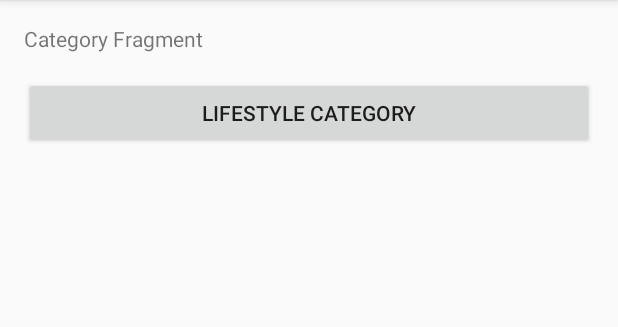
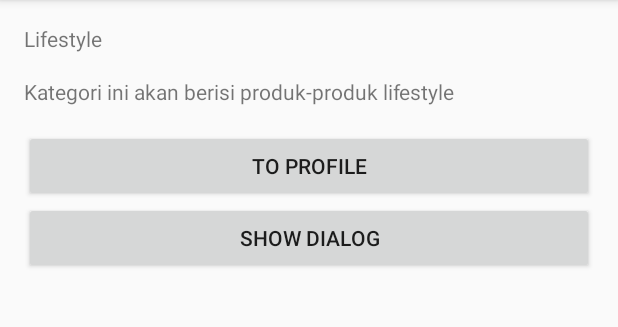
Before and after one commit to ndgspn/dcdng-android-fundamental, an Android app: the fragment CategoryFragment placed in its activity, after a tap on "LIFESTYLE CATEGORY", on a phone screen of 412 x 824 dp, the part 84-411 px from its top. Run offline under Robolectric (Android 15) with nearby library versions, the phone set to English and light mode, and no system bars.

Commit message:
added dialogFragment

```diff
--- a/MyFlexibleFragment/app/src/main/java/com/example/myflexiblefragment/CategoryFragment.kt
+++ b/MyFlexibleFragment/app/src/main/java/com/example/myflexiblefragment/CategoryFragment.kt
@@ -67,6 +67,21 @@ class CategoryFragment : Fragment(), View.OnClickListener {
 
     override fun onClick(view: View) {
         if (view.id == R.id.btn_detail_category) {
+            val mDetailCategoryFragment = DetailCategoryFragment()
+
+            val mBundle = Bundle()
+            mBundle.putString(DetailCategoryFragment.EXTRA_NAME, "Lifestyle")
+            val description = "Kategori ini akan berisi produk-produk lifestyle"
+
+            mDetailCategoryFragment.arguments = mBundle
+            mDetailCategoryFragment.description = description
+
+            val mFragmentManager = fragmentManager
+            mFragmentManager?.beginTransaction()?.apply {
+                replace(R.id.frame_container, mDetailCategoryFragment, DetailCategoryFragment::class.java.simpleName)
+                addToBackStack(null)
+                commit()
+            }
 
         }
     }
--- /dev/null
+++ b/MyFlexibleFragment/app/src/main/java/com/example/myflexiblefragment/DetailCategoryFragment.kt
@@ -0,0 +1,107 @@
+package com.example.myflexiblefragment
+
+import android.os.Bundle
+import androidx.fragment.app.Fragment
+import android.view.LayoutInflater
+import android.view.View
+import android.view.ViewGroup
+import android.widget.Button
+import android.widget.TextView
+import android.widget.Toast
+import kotlinx.android.synthetic.main.fragment_detail_category.*
+import java.security.cert.PKIXRevocationChecker
+
+// TODO: Rename parameter arguments, choose names that match
+// the fragment initialization parameters, e.g. ARG_ITEM_NUMBER
+private const val ARG_PARAM1 = "param1"
+private const val ARG_PARAM2 = "param2"
+
+/**
+ * A simple [Fragment] subclass.
+ * Use the [DetailCategoryFragment.newInstance] factory method to
+ * create an instance of this fragment.
+ */
+class DetailCategoryFragment : Fragment(), View.OnClickListener {
+    // TODO: Rename and change types of parameters
+    private var param1: String? = null
+    private var param2: String? = null
+
+    lateinit var tvCategoryName: TextView
+    lateinit var tvCategoryDescription: TextView
+    lateinit var btnProfile: Button
+    lateinit var btnShowDialog: Button
+
+    var description: String? = null
+
+    companion object {
+        var EXTRA_NAME = "extra_name"
+        var EXTRA_DESCRIPTION = "extra_description"
+    }
+
+    override fun onCreate(savedInstanceState: Bundle?) {
+        super.onCreate(savedInstanceState)
+        arguments?.let {
+            param1 = it.getString(ARG_PARAM1)
+            param2 = it.getString(ARG_PARAM2)
+        }
+    }
+
+    override fun onCreateView(
+        inflater: LayoutInflater, container: ViewGroup?,
+        savedInstanceState: Bundle?
+    ): View? {
+        // Inflate the layout for this fragment
+        return inflater.inflate(R.layout.fragment_detail_category, container, false)
+    }
+
+    override fun onViewCreated(view: View, savedInstanceState: Bundle?) {
+        super.onViewCreated(view, savedInstanceState)
+        tvCategoryName = view.findViewById(R.id.tv_category_name)
+        tvCategoryDescription = view.findViewById(R.id.tv_category_description)
+        btnProfile = view.findViewById(R.id.btn_profile)
+        btnShowDialog = view.findViewById(R.id.btn_show_dialog)
+
+        btnProfile.setOnClickListener(this)
+        btnShowDialog.setOnClickListener(this)
+    }
+
+
+    override fun onClick(view: View) {
+        when (view.id) {
+            R.id.btn_profile -> {
+
+            }
+
+            R.id.btn_show_dialog -> {
+                val mOptionDialogFragment = OptionDialogFragment()
+                val mFragmentManager = childFragmentManager
+                mOptionDialogFragment.show(mFragmentManager, OptionDialogFragment::class.java.simpleName)
+
+
+            }
+
+        }
+    }
+
+    override fun onActivityCreated(savedInstanceState: Bundle?) {
+        super.onActivityCreated(savedInstanceState)
+
+        if (savedInstanceState != null) {
+            val descFromBundle = savedInstanceState.getString(EXTRA_DESCRIPTION)
+            description = descFromBundle
+        }
+
+        if (arguments != null) {
+            val categoryName = arguments?.getString(EXTRA_NAME)
+            tv_category_name.text = categoryName
+            tv_category_description.text = description
+        }
+    }
+
+    internal var optionDialogListener: OptionDialogFragment.OnOptionDialogListener =
+        object : OptionDialogFragment.OnOptionDialogListener {
+            override fun onOptionChosen(text: String?) {
+                Toast.makeText(activity, text, Toast.LENGTH_SHORT).show()
+            }
+        }
+}
--- /dev/null
+++ b/MyFlexibleFragment/app/src/main/res/layout/fragment_detail_category.xml
@@ -0,0 +1,35 @@
+<?xml version="1.0" encoding="utf-8"?>
+<LinearLayout xmlns:android="http://schemas.android.com/apk/res/android"
+    xmlns:tools="http://schemas.android.com/tools"
+    android:layout_width="match_parent"
+    android:layout_height="match_parent"
+    android:orientation="vertical"
+    android:padding="16dp"
+    tools:context=".DetailCategoryFragment">
+
+    <TextView
+        android:id="@+id/tv_category_name"
+        android:layout_width="match_parent"
+        android:layout_height="wrap_content"
+        android:layout_marginBottom="16dp"
+        android:text="Category name" />
+
+    <TextView
+        android:id="@+id/tv_category_description"
+        android:layout_width="match_parent"
+        android:layout_height="wrap_content"
+        android:layout_marginBottom="16dp"
+        android:text="Category description" />
+
+    <Button
+        android:id="@+id/btn_profile"
+        android:layout_width="match_parent"
+        android:layout_height="wrap_content"
+        android:text="To Profile" />
+
+    <Button
+        android:id="@+id/btn_show_dialog"
+        android:layout_width="match_parent"
+        android:layout_height="wrap_content"
+        android:text="Show Dialog" />
+</LinearLayout>
--- a/MyFlexibleFragment/app/src/main/res/values/strings.xml
+++ b/MyFlexibleFragment/app/src/main/res/values/strings.xml
@@ -5,4 +5,6 @@
     <string name="to_category">Ke fragment category</string>
     <string name="hello_home_fragment">Halo ini Home Fragment</string>
     <string name="lifestyle_category">Lifestyle category</string>
+    <!-- TODO: Remove or change this placeholder text -->
+    <string name="hello_blank_fragment">Hello blank fragment</string>
 </resources>
```
Also changed, not shown: MyFlexibleFragment/app/src/main/java/com/example/myflexiblefragment/OptionDialogFragment.kt (added, +103 -0 lines), MyFlexibleFragment/app/src/main/res/layout/fragment_option_dialog.xml (added, +77 -0 lines).
